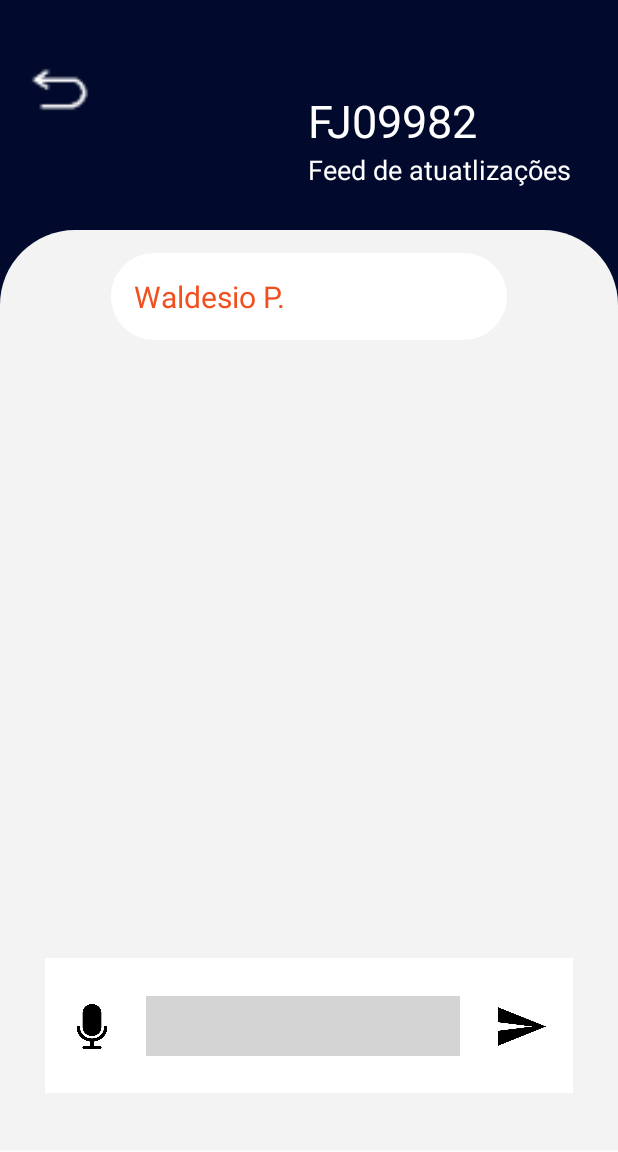
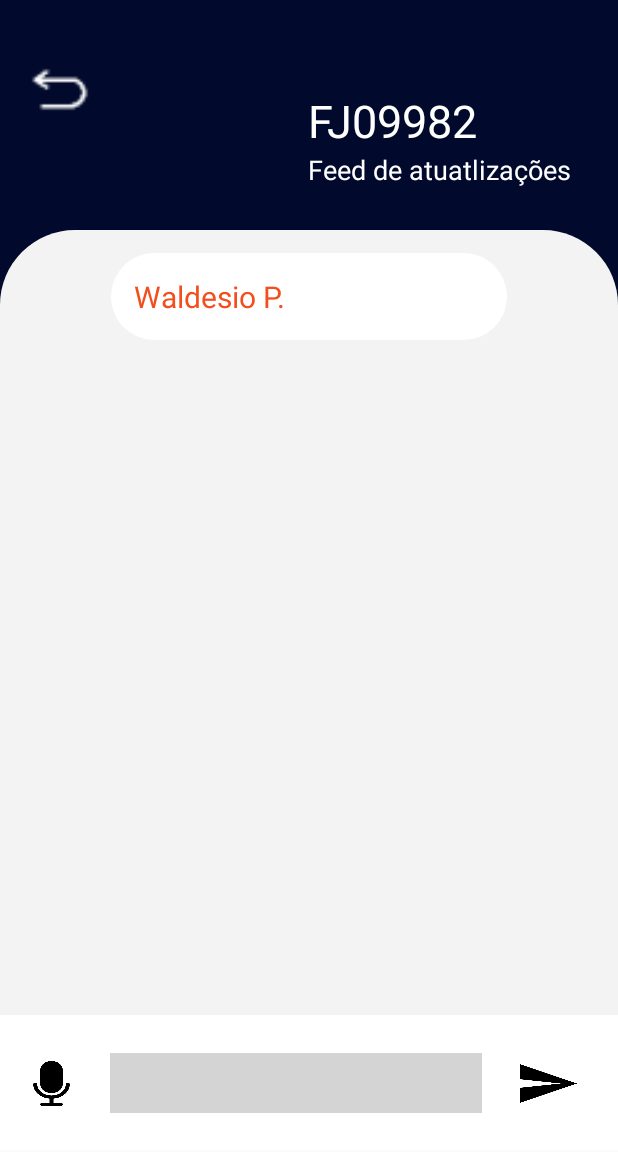
Before and after one commit to iotruck/mobino, an Android app: the layout activity_chat.xml on its own in the app's theme, with its tools: preview values and no code run, on a phone screen of 412 x 824 dp. Shown: the top 1152 px of the screen. Run offline under Robolectric (Android 15) with nearby library versions, the phone set to English and light mode, and no system bars.

Commit message:
Tela chat finalizada

```diff
--- a/app/src/main/res/layout/activity_chat.xml
+++ b/app/src/main/res/layout/activity_chat.xml
@@ -105,6 +105,14 @@
 
             </androidx.constraintlayout.widget.ConstraintLayout>
 
+
+
+
+        </androidx.constraintlayout.widget.ConstraintLayout>
+
+
+    </androidx.core.widget.NestedScrollView>
+
     <androidx.constraintlayout.widget.ConstraintLayout
         android:id="@+id/footer"
         android:layout_width="match_parent"
@@ -112,7 +120,9 @@
         android:layout_marginTop="470dp"
         android:background="@drawable/painel_footer"
         android:padding="15dp"
-                app:layout_constraintTop_toTopOf="@id/container_scroll">
+        app:layout_constraintBottom_toBottomOf="parent"
+        app:layout_constraintStart_toStartOf="parent"
+        app:layout_constraintEnd_toEndOf="parent">
 
         <ImageView
             android:id="@+id/mic"
@@ -152,10 +162,4 @@
 
     </androidx.constraintlayout.widget.ConstraintLayout>
 
-
 </androidx.constraintlayout.widget.ConstraintLayout>
-
-
-    </androidx.core.widget.NestedScrollView>
-
-</androidx.constraintlayout.widget.ConstraintLayout>
```
Lines whose indentation alone changed are shown as unchanged.
